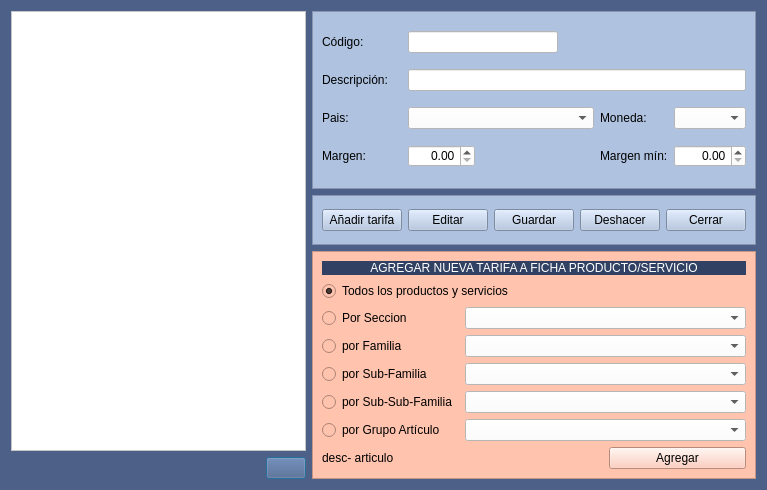
First picture: the form in Almacen/frmtipostarifa.ui, repository arcnexus/RedFoX, before the edit.
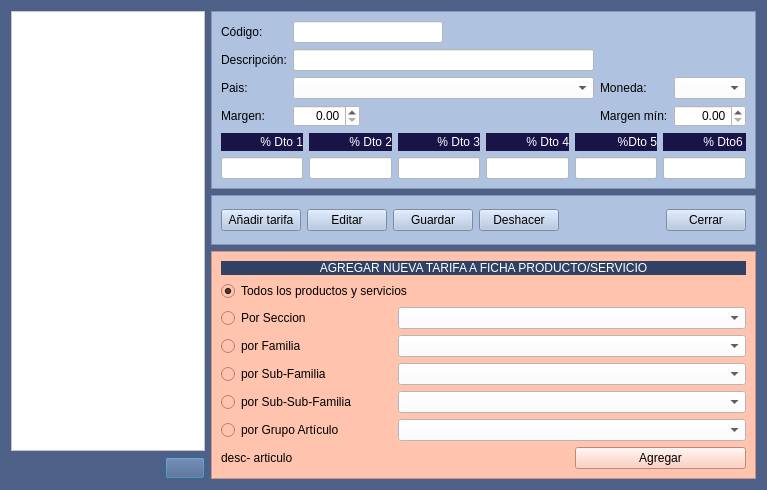
Second picture: the form after the edit. Icons and pictures are not drawn.

Diff of the .ui file:
```diff
--- a/Almacen/frmtipostarifa.ui
+++ b/Almacen/frmtipostarifa.ui
@@ -32,8 +32,8 @@
      <property name="frameShadow">
       <enum>QFrame::Raised</enum>
      </property>
-     <layout class="QGridLayout" name="gridLayout">
-      <item row="0" column="0" colspan="2">
+     <layout class="QGridLayout" name="gridLayout_2">
+      <item row="0" column="0">
        <widget class="QLabel" name="label">
         <property name="maximumSize">
          <size>
@@ -46,7 +46,20 @@
         </property>
        </widget>
       </item>
-      <item row="1" column="0" colspan="2">
+      <item row="0" column="1">
+       <widget class="QLineEdit" name="txtCodigo">
+        <property name="maximumSize">
+         <size>
+          <width>150</width>
+          <height>16777215</height>
+         </size>
+        </property>
+        <property name="styleSheet">
+         <string notr="true">background-color: rgb(255, 255, 255);</string>
+        </property>
+       </widget>
+      </item>
+      <item row="1" column="0">
        <widget class="QLabel" name="label_2">
         <property name="maximumSize">
          <size>
@@ -59,6 +72,13 @@
         </property>
        </widget>
       </item>
+      <item row="1" column="1">
+       <widget class="QLineEdit" name="txtDescripcion">
+        <property name="styleSheet">
+         <string notr="true">background-color: rgb(255, 255, 255);</string>
+        </property>
+       </widget>
+      </item>
       <item row="2" column="0">
        <widget class="QLabel" name="label_6">
         <property name="text">
@@ -66,14 +86,21 @@
         </property>
        </widget>
       </item>
-      <item row="2" column="4">
+      <item row="2" column="1">
+       <widget class="QComboBox" name="cboPais">
+        <property name="styleSheet">
+         <string notr="true">background-color: rgb(255, 255, 255);</string>
+        </property>
+       </widget>
+      </item>
+      <item row="2" column="2">
        <widget class="QLabel" name="label_7">
         <property name="text">
          <string>Moneda:</string>
         </property>
        </widget>
       </item>
-      <item row="2" column="5">
+      <item row="2" column="3">
        <widget class="QComboBox" name="cboMoneda">
         <property name="styleSheet">
          <string notr="true">background-color: rgb(255, 255, 255);</string>
@@ -87,51 +114,7 @@
         </property>
        </widget>
       </item>
-      <item row="3" column="5">
-       <widget class="QDoubleSpinBox" name="spnMargen_min">
-        <property name="styleSheet">
-         <string notr="true">background-color: rgb(255, 255, 255);</string>
-        </property>
-        <property name="alignment">
-         <set>Qt::AlignRight|Qt::AlignTrailing|Qt::AlignVCenter</set>
-        </property>
-       </widget>
-      </item>
-      <item row="3" column="4">
-       <widget class="QLabel" name="label_14">
-        <property name="text">
-         <string>Margen mín:</string>
-        </property>
-       </widget>
-      </item>
-      <item row="0" column="2">
-       <widget class="QLineEdit" name="txtCodigo">
-        <property name="maximumSize">
-         <size>
-          <width>150</width>
-          <height>16777215</height>
-         </size>
-        </property>
-        <property name="styleSheet">
-         <string notr="true">background-color: rgb(255, 255, 255);</string>
-        </property>
-       </widget>
-      </item>
-      <item row="1" column="2" colspan="4">
-       <widget class="QLineEdit" name="txtDescripcion">
-        <property name="styleSheet">
-         <string notr="true">background-color: rgb(255, 255, 255);</string>
-        </property>
-       </widget>
-      </item>
-      <item row="2" column="2" colspan="2">
-       <widget class="QComboBox" name="cboPais">
-        <property name="styleSheet">
-         <string notr="true">background-color: rgb(255, 255, 255);</string>
-        </property>
-       </widget>
-      </item>
-      <item row="3" column="2">
+      <item row="3" column="1">
        <widget class="QDoubleSpinBox" name="spnMargen">
         <property name="maximumSize">
          <size>
@@ -147,6 +130,153 @@
         </property>
        </widget>
       </item>
+      <item row="3" column="2">
+       <widget class="QLabel" name="label_14">
+        <property name="text">
+         <string>Margen mín:</string>
+        </property>
+       </widget>
+      </item>
+      <item row="3" column="3">
+       <widget class="QDoubleSpinBox" name="spnMargen_min">
+        <property name="styleSheet">
+         <string notr="true">background-color: rgb(255, 255, 255);</string>
+        </property>
+        <property name="alignment">
+         <set>Qt::AlignRight|Qt::AlignTrailing|Qt::AlignVCenter</set>
+        </property>
+       </widget>
+      </item>
+      <item row="4" column="0" colspan="4">
+       <layout class="QGridLayout" name="gridLayout">
+        <item row="0" column="0">
+         <widget class="QLabel" name="label_3">
+          <property name="styleSheet">
+           <string notr="true">background-color: rgb(25, 19, 71);
+color: rgb(255, 255, 255);</string>
+          </property>
+          <property name="text">
+           <string>% Dto 1</string>
+          </property>
+          <property name="alignment">
+           <set>Qt::AlignRight|Qt::AlignTrailing|Qt::AlignVCenter</set>
+          </property>
+         </widget>
+        </item>
+        <item row="0" column="1">
+         <widget class="QLabel" name="label_4">
+          <property name="styleSheet">
+           <string notr="true">background-color: rgb(25, 19, 71);
+color: rgb(255, 255, 255);</string>
+          </property>
+          <property name="text">
+           <string>% Dto 2</string>
+          </property>
+          <property name="alignment">
+           <set>Qt::AlignRight|Qt::AlignTrailing|Qt::AlignVCenter</set>
+          </property>
+         </widget>
+        </item>
+        <item row="0" column="2">
+         <widget class="QLabel" name="label_5">
+          <property name="styleSheet">
+           <string notr="true">background-color: rgb(25, 19, 71);
+color: rgb(255, 255, 255);</string>
+          </property>
+          <property name="text">
+           <string>% Dto 3</string>
+          </property>
+          <property name="alignment">
+           <set>Qt::AlignRight|Qt::AlignTrailing|Qt::AlignVCenter</set>
+          </property>
+         </widget>
+        </item>
+        <item row="0" column="3">
+         <widget class="QLabel" name="label_8">
+          <property name="styleSheet">
+           <string notr="true">background-color: rgb(25, 19, 71);
+color: rgb(255, 255, 255);</string>
+          </property>
+          <property name="text">
+           <string>% Dto 4</string>
+          </property>
+          <property name="alignment">
+           <set>Qt::AlignRight|Qt::AlignTrailing|Qt::AlignVCenter</set>
+          </property>
+         </widget>
+        </item>
+        <item row="0" column="4">
+         <widget class="QLabel" name="label_9">
+          <property name="styleSheet">
+           <string notr="true">background-color: rgb(25, 19, 71);
+color: rgb(255, 255, 255);</string>
+          </property>
+          <property name="text">
+           <string>%Dto 5</string>
+          </property>
+          <property name="alignment">
+           <set>Qt::AlignRight|Qt::AlignTrailing|Qt::AlignVCenter</set>
+          </property>
+         </widget>
+        </item>
+        <item row="0" column="5">
+         <widget class="QLabel" name="label_10">
+          <property name="styleSheet">
+           <string notr="true">background-color: rgb(25, 19, 71);
+color: rgb(255, 255, 255);</string>
+          </property>
+          <property name="text">
+           <string>% Dto6 </string>
+          </property>
+          <property name="alignment">
+           <set>Qt::AlignRight|Qt::AlignTrailing|Qt::AlignVCenter</set>
+          </property>
+         </widget>
+        </item>
+        <item row="1" column="0">
+         <widget class="QLineEdit" name="txtporc_dto1">
+          <property name="styleSheet">
+           <string notr="true">background-color: rgb(255, 255, 255);</string>
+          </property>
+         </widget>
+        </item>
+        <item row="1" column="1">
+         <widget class="QLineEdit" name="txtporc_dto2">
+          <property name="styleSheet">
+           <string notr="true">background-color: rgb(255, 255, 255);</string>
+          </property>
+         </widget>
+        </item>
+        <item row="1" column="2">
+         <widget class="QLineEdit" name="txtporc_dto3">
+          <property name="styleSheet">
+           <string notr="true">background-color: rgb(255, 255, 255);</string>
+          </property>
+         </widget>
+        </item>
+        <item row="1" column="3">
+         <widget class="QLineEdit" name="txtporc_dto4">
+          <property name="styleSheet">
+           <string notr="true">background-color: rgb(255, 255, 255);</string>
+          </property>
+         </widget>
+        </item>
+        <item row="1" column="4">
+         <widget class="QLineEdit" name="txtporc_dto5">
+          <property name="styleSheet">
+           <string notr="true">background-color: rgb(255, 255, 255);</string>
+          </property>
+         </widget>
+        </item>
+        <item row="1" column="5">
+         <widget class="QLineEdit" name="txtporc_dto6">
+          <property name="styleSheet">
+           <string notr="true">background-color: rgb(255, 255, 255);</string>
+          </property>
+         </widget>
+        </item>
+       </layout>
+      </item>
      </layout>
     </widget>
    </item>
```
Left out of the diff: 4 changed lines with no effect on the pictures.
